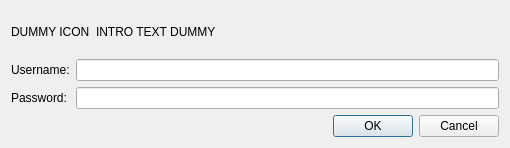
trailblazing/tute, file src/views/browser/passworddialog.ui: the form before one commit.
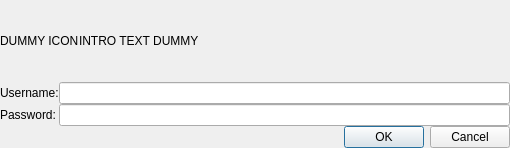
The form after the commit.

```diff
--- a/src/views/browser/passworddialog.ui
+++ b/src/views/browser/passworddialog.ui
@@ -14,10 +14,31 @@
    <string>Authentication Required</string>
   </property>
   <layout class="QGridLayout" name="gridLayout">
+   <property name="leftMargin">
+    <number>0</number>
+   </property>
+   <property name="topMargin">
+    <number>0</number>
+   </property>
+   <property name="rightMargin">
+    <number>0</number>
+   </property>
+   <property name="bottomMargin">
+    <number>0</number>
+   </property>
+   <property name="spacing">
+    <number>0</number>
+   </property>
    <item row="0" column="0" colspan="2">
     <layout class="QHBoxLayout">
+     <property name="spacing">
+      <number>0</number>
+     </property>
      <item>
       <widget class="QLabel" name="iconLabel">
+       <property name="lineWidth">
+        <number>0</number>
+       </property>
        <property name="text">
         <string>DUMMY ICON</string>
        </property>
@@ -31,6 +52,9 @@
          <verstretch>0</verstretch>
         </sizepolicy>
        </property>
+       <property name="lineWidth">
+        <number>0</number>
+       </property>
        <property name="text">
         <string>INTRO TEXT DUMMY</string>
        </property>
@@ -40,6 +64,9 @@
    </item>
    <item row="1" column="0">
     <widget class="QLabel" name="label">
+     <property name="lineWidth">
+      <number>0</number>
+     </property>
      <property name="text">
       <string>Username:</string>
      </property>
@@ -50,6 +77,9 @@
    </item>
    <item row="2" column="0">
     <widget class="QLabel" name="lblPassword">
+     <property name="lineWidth">
+      <number>0</number>
+     </property>
      <property name="text">
       <string>Password:</string>
      </property>
```
